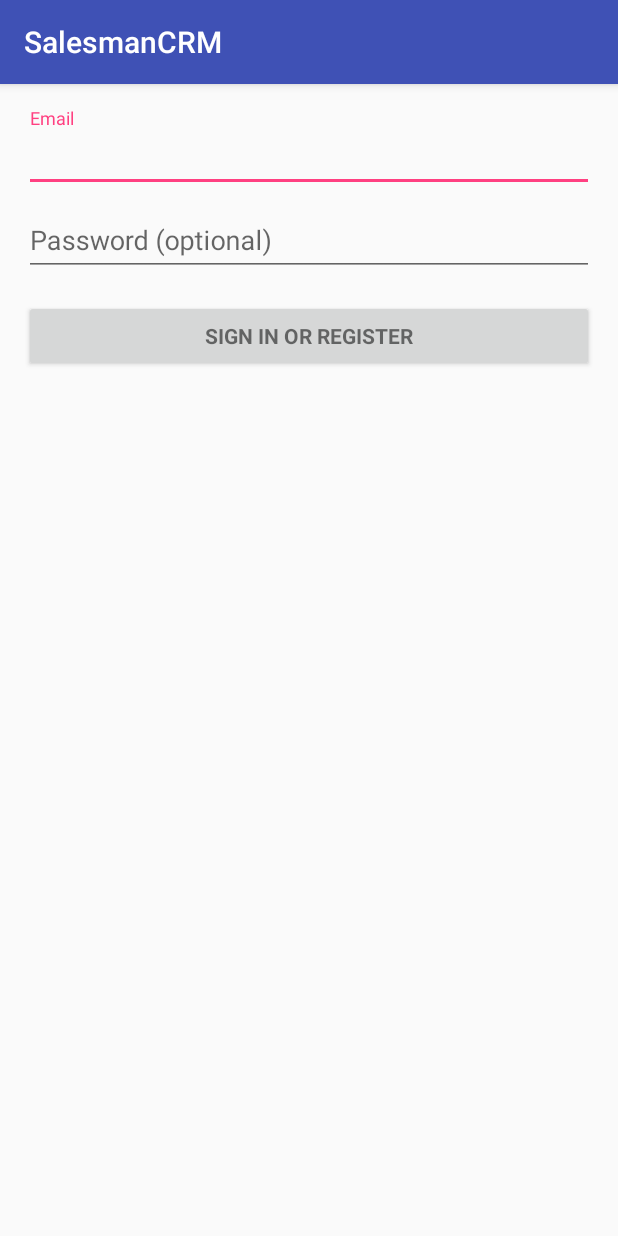
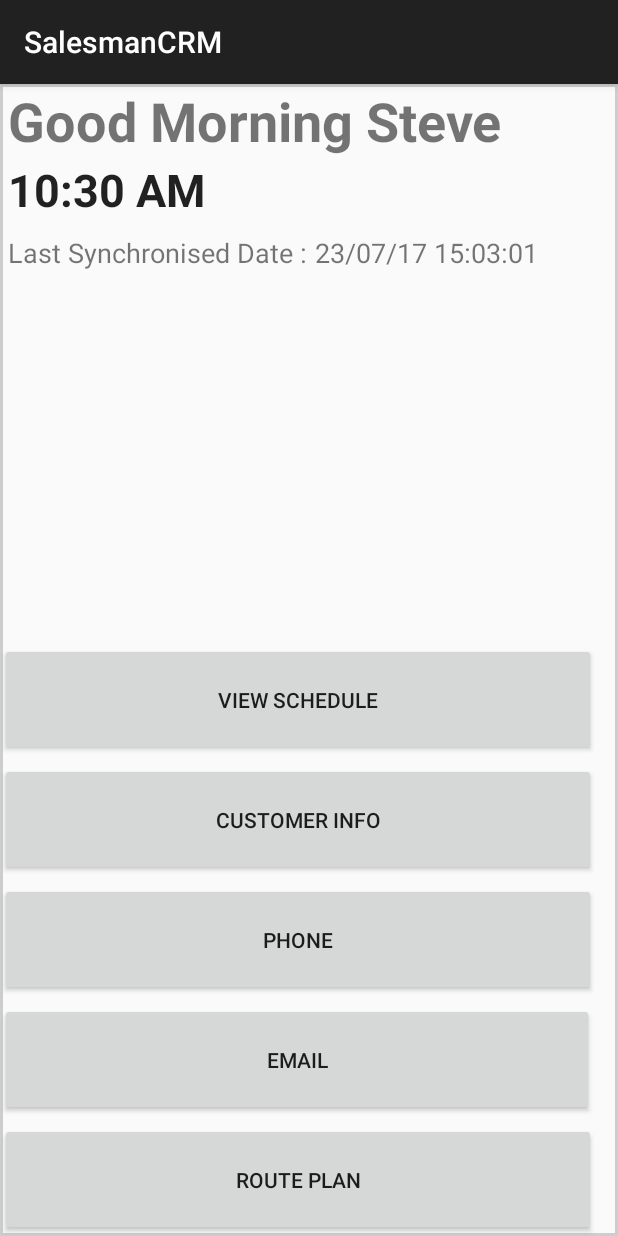
Before and after one commit to BenParker23/parker_ben_set08114_coursework, an Android app: the screen it shows after launch (LoginActivity before the commit, MainMenu after it), on a phone screen of 412 x 824 dp. Run offline under Robolectric (Android 15) with nearby library versions, the phone set to English and light mode, and no system bars.

Commit message:
Adding MainMenu activity

```diff
--- a/app/src/main/AndroidManifest.xml
+++ b/app/src/main/AndroidManifest.xml
@@ -5,6 +5,9 @@
     <uses-permission android:name="android.permission.GET_ACCOUNTS" />
     <uses-permission android:name="android.permission.READ_PROFILE" />
     <uses-permission android:name="android.permission.READ_CONTACTS" />
+    <uses-permission android:name="android.permission.INTERNET" />
+    <uses-permission android:name="android.permission.ACCESS_NETWORK_STATE" />
+    <uses-permission android:name="android.permission.RECORD_AUDIO" />
 
     <application
         android:allowBackup="true"
@@ -12,16 +15,20 @@
         android:label="@string/app_name"
         android:roundIcon="@mipmap/ic_launcher_round"
         android:supportsRtl="true"
-        android:theme="@style/AppTheme">
+        android:theme="@style/Theme.AppCompat.Light.DarkActionBar">
         <activity
             android:name=".LoginActivity"
             android:label="@string/app_name">
             <intent-filter>
                 <action android:name="android.intent.action.MAIN" />
-
                 <category android:name="android.intent.category.LAUNCHER" />
             </intent-filter>
         </activity>
+        <activity
+            android:name=".MainMenu"
+            android:label="@string/app_name">
+        </activity>
+
     </application>
 
 </manifest>
--- a/app/src/main/java/com/ben/LoginActivity.java
+++ b/app/src/main/java/com/ben/LoginActivity.java
@@ -3,6 +3,7 @@ package com.ben;
 import android.animation.Animator;
 import android.animation.AnimatorListenerAdapter;
 import android.annotation.TargetApi;
+import android.content.Intent;
 import android.content.pm.PackageManager;
 import android.support.annotation.NonNull;
 import android.support.design.widget.Snackbar;
@@ -44,7 +45,10 @@ public class LoginActivity extends AppCompatActivity {
         super.onCreate(savedInstanceState);
         setContentView(R.layout.activity_login);
 
+        Intent intent = new Intent(this.getBaseContext(), MainMenu.class);
+        startActivity(intent);
     }
 
 
+
 }
--- /dev/null
+++ b/app/src/main/java/com/ben/MainMenu.java
@@ -0,0 +1,19 @@
+package com.ben;
+
+import android.content.Intent;
+import android.os.Bundle;
+import android.support.v7.app.AppCompatActivity;
+
+/**
+ * Created by ben on 06/02/18.
+ */
+
+public class MainMenu extends AppCompatActivity {
+
+    @Override
+    protected void onCreate(Bundle savedInstanceState) {
+        super.onCreate(savedInstanceState);
+        setContentView(R.layout.activity_mainmenu);
+    }
+
+}
--- /dev/null
+++ b/app/src/main/res/drawable-v24/border.xml
@@ -0,0 +1,7 @@
+<?xml version="1.0" encoding="utf-8"?>
+<shape xmlns:android="http://schemas.android.com/apk/res/android"
+    android:shape="rectangle" >
+    <stroke
+        android:width="2dp"
+        android:color="#cdcdcd" />
+</shape>
--- a/app/src/main/res/layout/activity_login.xml
+++ b/app/src/main/res/layout/activity_login.xml
@@ -9,69 +9,51 @@
     android:paddingRight="@dimen/activity_horizontal_margin"
     android:paddingTop="@dimen/activity_vertical_margin"
     tools:context="com.ben.LoginActivity">
-
-    <!-- Login progress -->
-    <ProgressBar
-        android:id="@+id/login_progress"
-        style="?android:attr/progressBarStyleLarge"
-        android:layout_width="wrap_content"
-        android:layout_height="wrap_content"
-        android:layout_marginBottom="8dp"
-        android:visibility="gone" />
-
-    <ScrollView
-        android:id="@+id/login_form"
-        android:layout_width="match_parent"
+    <android.support.design.widget.CoordinatorLayout
+        android:layout_width="600dp"
         android:layout_height="match_parent">
 
-        <LinearLayout
-            android:id="@+id/email_login_form"
+        <ImageView
+            android:id="@+id/imageView2"
             android:layout_width="match_parent"
-            android:layout_height="wrap_content"
-            android:orientation="vertical">
+            android:layout_height="139dp"
+            android:layout_marginTop="50dp"
+            android:layout_marginBottom="100dp"
+            android:src="@drawable/suthbroslogo"
+             />
 
-            <android.support.design.widget.TextInputLayout
-                android:layout_width="match_parent"
-                android:layout_height="wrap_content">
+        <EditText
+            android:id="@+id/passwordText"
+            android:layout_width="match_parent"
+            android:layout_height="74dp"
+            android:layout_gravity="top"
+            android:layout_marginTop="350dp"
+            android:background="@color/white"
+            android:ems="10"
+            android:hint="Password"
+            android:inputType="textPassword"
+            android:textAlignment="center" />
 
-                <AutoCompleteTextView
-                    android:id="@+id/email"
-                    android:layout_width="match_parent"
-                    android:layout_height="wrap_content"
-                    android:hint="@string/prompt_email"
-                    android:inputType="textEmailAddress"
-                    android:maxLines="1"
-                    android:singleLine="true" />
+        <Button
+            android:id="@+id/loginButton"
+            android:layout_width="match_parent"
+            android:layout_height="110dp"
+            android:layout_gravity="top"
+            android:layout_marginTop="500dp"
+            android:background="@color/green"
+            android:text="Log In"
+            android:textColor="@color/white" />
 
-            </android.support.design.widget.TextInputLayout>
-
-            <android.support.design.widget.TextInputLayout
-                android:layout_width="match_parent"
-                android:layout_height="wrap_content">
-
-                <EditText
-                    android:id="@+id/password"
-                    android:layout_width="match_parent"
-                    android:layout_height="wrap_content"
-                    android:hint="@string/prompt_password"
-                    android:imeActionId="6"
-                    android:imeActionLabel="@string/action_sign_in_short"
-                    android:imeOptions="actionUnspecified"
-                    android:inputType="textPassword"
-                    android:maxLines="1"
-                    android:singleLine="true" />
-
-            </android.support.design.widget.TextInputLayout>
-
-            <Button
-                android:id="@+id/email_sign_in_button"
-                style="?android:textAppearanceSmall"
-                android:layout_width="match_parent"
-                android:layout_height="wrap_content"
-                android:layout_marginTop="16dp"
-                android:text="@string/action_sign_in"
-                android:textStyle="bold" />
-
-        </LinearLayout>
-    </ScrollView>
+        <EditText
+            android:id="@+id/usernameText"
+            android:layout_width="match_parent"
+            android:layout_height="72dp"
+            android:layout_gravity="top"
+            android:layout_marginTop="250dp"
+            android:background="@color/white"
+            android:ems="10"
+            android:hint="Username"
+            android:inputType="textPersonName"
+            android:textAlignment="center" />
+    </android.support.design.widget.CoordinatorLayout>
 </LinearLayout>
--- /dev/null
+++ b/app/src/main/res/layout/activity_mainmenu.xml
@@ -0,0 +1,95 @@
+<?xml version="1.0" encoding="utf-8"?>
+<LinearLayout xmlns:android="http://schemas.android.com/apk/res/android"
+    android:orientation="vertical" android:layout_width="match_parent"
+    android:layout_height="match_parent">
+
+    <android.support.design.widget.CoordinatorLayout
+        android:layout_width="match_parent"
+        android:layout_height="match_parent"
+        android:background="@drawable/border">
+
+    <Button
+        android:id="@+id/actionScheduleBut"
+        android:layout_width="397dp"
+        android:layout_height="75dp"
+        android:layout_gravity="bottom"
+        android:layout_marginBottom="320dp"
+        android:text="View Schedule" />
+
+
+    <Button
+        android:id="@+id/requestBut"
+        android:layout_width="397dp"
+        android:layout_height="75dp"
+        android:layout_gravity="bottom"
+        android:text="Route Plan" />
+
+    <Button
+        android:id="@+id/routePlanBut"
+        android:layout_width="397dp"
+        android:layout_height="75dp"
+        android:layout_gravity="bottom"
+        android:layout_marginBottom="160dp"
+        android:text="Phone" />
+
+    <Button
+        android:id="@+id/todaysActionsBut"
+        android:layout_width="397dp"
+        android:layout_height="75dp"
+        android:layout_gravity="bottom"
+        android:layout_marginBottom="240dp"
+        android:text="Customer Info" />
+
+
+    <Button
+        android:id="@+id/custInfoBut"
+        android:layout_width="396dp"
+        android:layout_height="75dp"
+        android:layout_gravity="bottom"
+        android:layout_marginBottom="80dp"
+        android:text="Email" />
+
+    <TextView
+        android:id="@+id/greetingText"
+        android:layout_width="378dp"
+        android:layout_height="57dp"
+        android:layout_gravity="top"
+        android:layout_marginLeft="5dp"
+        android:text="Good Morning Steve"
+        android:textSize="36sp"
+        android:textStyle="bold" />
+
+    <TextClock
+        android:id="@+id/textClock"
+        android:layout_width="179dp"
+        android:layout_height="43dp"
+        android:layout_marginLeft="5dp"
+        android:layout_marginTop="50dp"
+        android:textSize="30sp"
+        android:textStyle="bold" />
+
+
+
+    <TextView
+        android:id="@+id/textView8"
+        android:layout_width="wrap_content"
+        android:layout_height="37dp"
+        android:layout_marginLeft="5dp"
+        android:layout_marginTop="100dp"
+        android:text="Last Synchronised Date : "
+        android:textSize="18sp" />
+
+
+    <TextView
+        android:id="@+id/textClock2"
+        android:layout_width="160dp"
+        android:layout_height="35dp"
+        android:layout_marginLeft="210dp"
+        android:layout_marginTop="100dp"
+        android:textSize="18sp"
+        android:text="23/07/17 15:03:01"/>
+
+
+    </android.support.design.widget.CoordinatorLayout>
+
+</LinearLayout>
--- a/app/src/main/res/values/colors.xml
+++ b/app/src/main/res/values/colors.xml
@@ -3,4 +3,7 @@
     <color name="colorPrimary">#3F51B5</color>
     <color name="colorPrimaryDark">#303F9F</color>
     <color name="colorAccent">#FF4081</color>
+    <color name="green">#3e763e</color>
+    <color name="lightBlue">#bbcde3</color>
+    <color name="white">#ffffff</color>
 </resources>
```
Also changed, not shown: app/src/main/res/drawable-v24/suthbroslogo.jpg (added).
